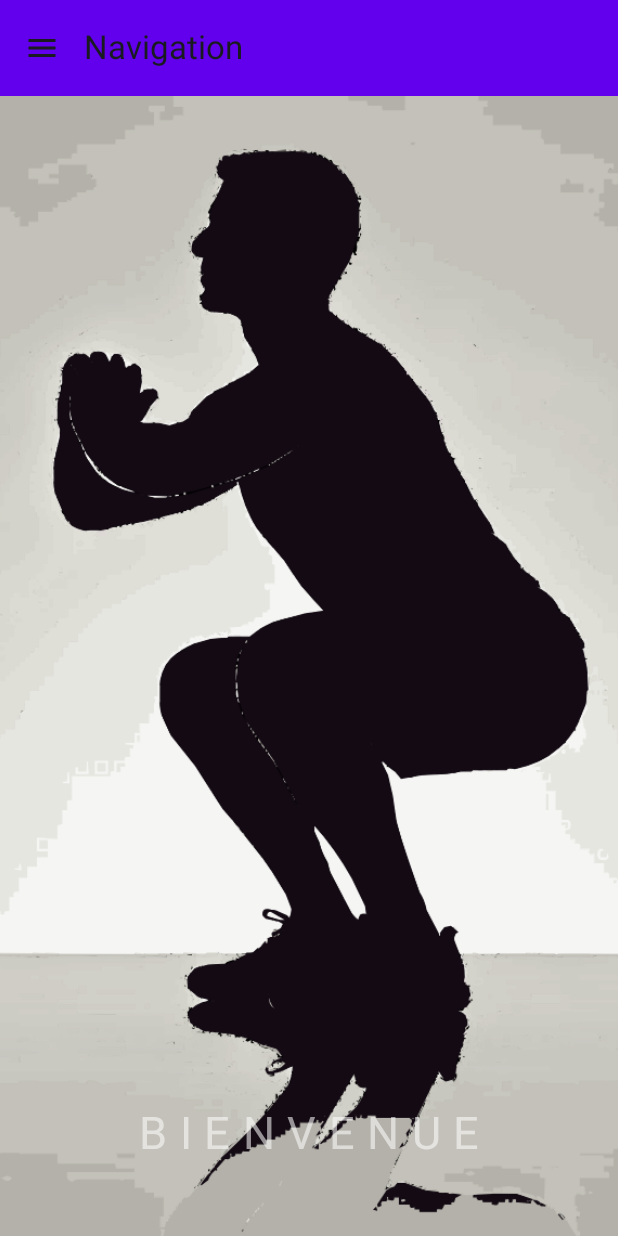
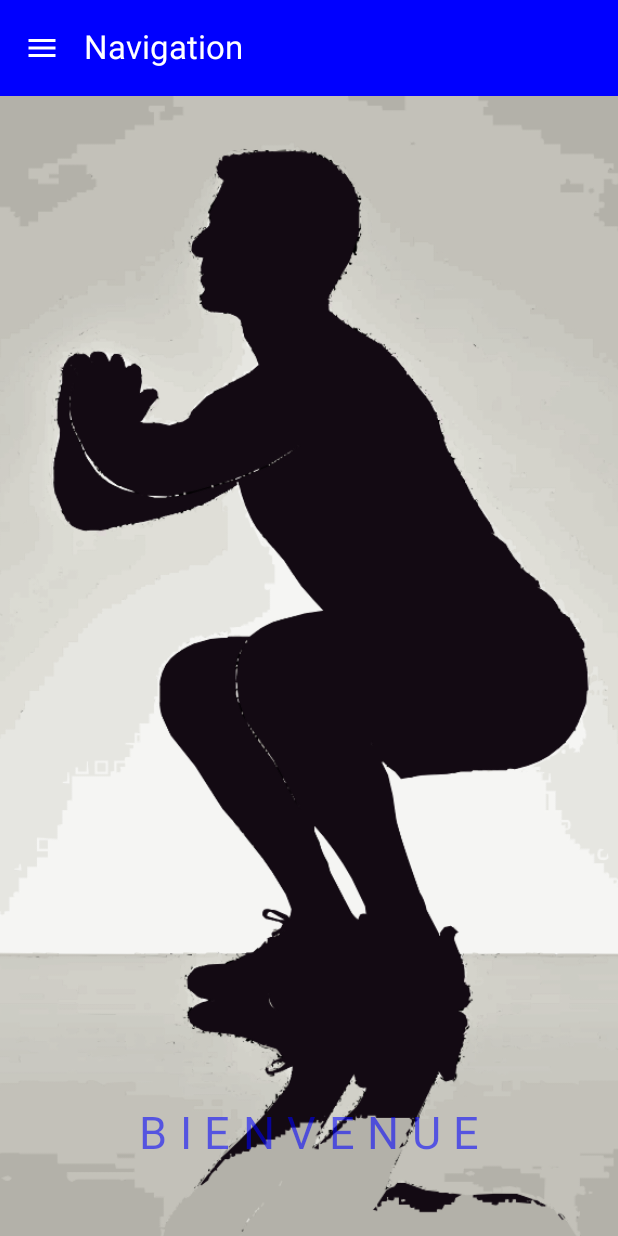
Before and after one commit to RobyCeo/tp5_application_final_roby, an Android app built with Jetpack Compose: the screen it shows after launch (MainActivity), on a phone screen of 412 x 824 dp. Run offline under Robolectric (Android 15) with nearby library versions, the phone set to English and light mode, and no system bars.

Commit message:
changement de couleur

```diff
--- a/roby_final/application_final_roberto/app/src/main/java/com/example/tp5_application_finale_roberto/HomePage.kt
+++ b/roby_final/application_final_roberto/app/src/main/java/com/example/tp5_application_finale_roberto/HomePage.kt
@@ -9,6 +9,7 @@ import androidx.compose.ui.Modifier
 import androidx.compose.ui.graphics.Color
 import androidx.compose.ui.graphics.graphicsLayer
 import androidx.compose.ui.res.painterResource
+import androidx.compose.ui.text.font.FontFamily
 import androidx.compose.ui.text.font.FontStyle
 import androidx.compose.ui.text.font.FontWeight
 import androidx.compose.ui.unit.dp
@@ -65,9 +66,10 @@ fun HomePage(paddingValues: PaddingValues) {
             Text(
                 text = "B I E N V E N U E",
                 fontSize = 30.sp,
-                color = Color.White,
+                color = Color.Blue,
                 fontStyle = FontStyle.Italic,
                 fontWeight = FontWeight.Bold,
+                fontFamily = FontFamily.Serif,
                 modifier = Modifier
                     .align(Alignment.BottomCenter)
                     .padding(bottom = 100.dp)
--- a/roby_final/application_final_roberto/app/src/main/java/com/example/tp5_application_finale_roberto/HomePageWithNav.kt
+++ b/roby_final/application_final_roberto/app/src/main/java/com/example/tp5_application_finale_roberto/HomePageWithNav.kt
@@ -22,8 +22,6 @@ import androidx.compose.ui.unit.dp
 import androidx.compose.ui.unit.sp
 import com.example.tp5_application_finale_roberto.ExerciseListScreen
 import kotlinx.coroutines.launch
-import androidx.compose.material.icons.filled.Menu
-import androidx.compose.material.icons.filled.Home
 import androidx.compose.ui.platform.LocalContext
 
 @OptIn(ExperimentalMaterial3Api::class)
@@ -49,17 +47,23 @@ fun HomePageWithNav() {
         Scaffold(
             topBar = {
                 TopAppBar(
-                    title = { Text("Navigation") },
+                    title = {
+                        Text(
+                            text = "Navigation",
+                            color = Color.White // Titre en blanc
+                        )
+                    },
                     navigationIcon = {
                         IconButton(onClick = { scope.launch { drawerState.open() } }) {
                             Icon(
                                 imageVector = Icons.Filled.Menu,
-                                contentDescription = "Menu"
+                                contentDescription = "Menu",
+                                tint = Color.White // Icône en blanc
                             )
                         }
                     },
                     colors = TopAppBarDefaults.mediumTopAppBarColors(
-                        containerColor = Color(0xFF6200EE)
+                        containerColor = Color.Blue // Fond bleu de la barre
                     )
                 )
             }
@@ -93,15 +97,13 @@ fun ExerciseListScreen(context: android.content.Context) {
     }
 }
 
-
-
 @Composable
 fun DrawerContent(onItemClick: (String) -> Unit) {
     Column(
         modifier = Modifier
             .fillMaxHeight()
             .width(200.dp) // Réduction de la largeur du tiroir
-            .background(Color(0xFF6200EE)) // Fond violet du menu
+            .background(Color.Blue) // Fond violet du menu
             .padding(16.dp),
         verticalArrangement = Arrangement.Top
     ) {
@@ -157,7 +159,6 @@ fun DrawerContent(onItemClick: (String) -> Unit) {
     }
 }
 
-
 @Composable
 fun AnimatedHomeScreen() {
     // Animation pour l'image (effet de respiration)
@@ -203,7 +204,7 @@ fun AnimatedHomeScreen() {
         Text(
             text = "B I E N V E N U E",
             fontSize = 30.sp,
-            color = Color.White,
+            color = Color.Blue,
             modifier = Modifier
                 .align(Alignment.BottomCenter)
                 .padding(bottom = 50.dp)
```
